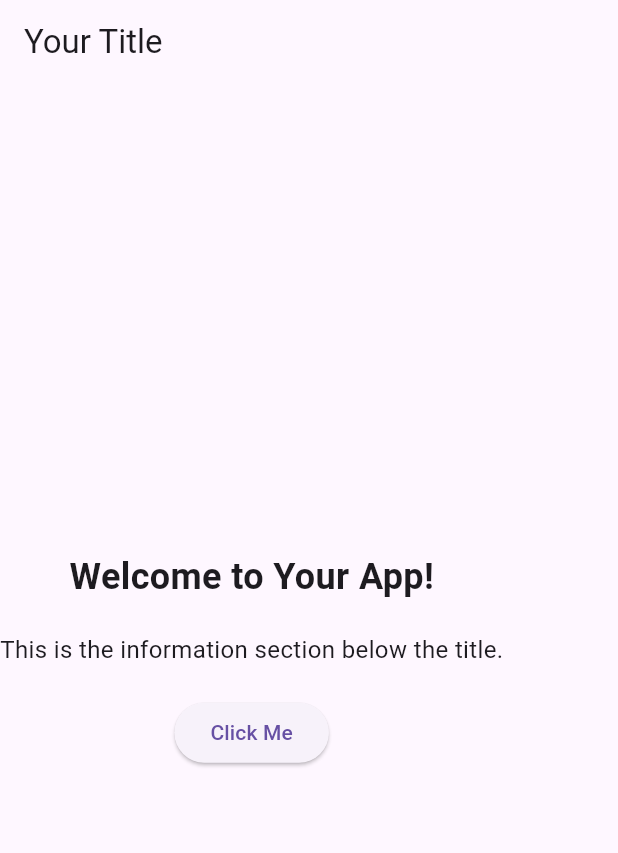
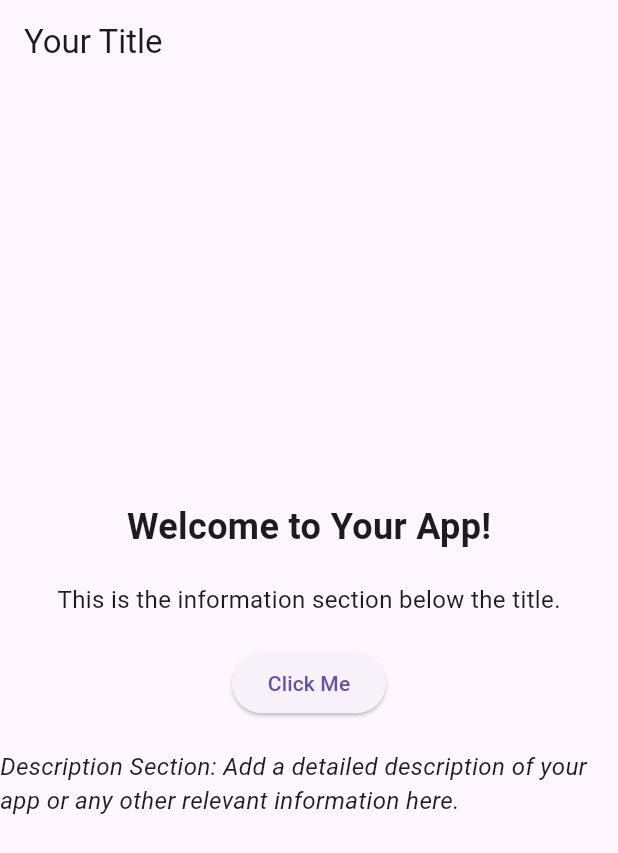
Before and after one commit to Thiruvarasu-Datasirpi/flutter, a Flutter app: the screen it shows after launch, on a phone screen of 412 x 824 dp. Shown: the top 853 px of the screen. Run offline on Flutter 3.47's test engine with Material 3 defaults, Android fonts, the phone set to English and light mode, and no system bars.

Commit message:
desc secion done

```diff
--- a/flutter_application_1/lib/main.dart
+++ b/flutter_application_1/lib/main.dart
@@ -42,6 +42,11 @@ class YourBodyWidget extends StatelessWidget {
           },
           child: Text('Click Me'),
         ),
+        SizedBox(height: 20),
+        Text(
+          'Description Section: Add a detailed description of your app or any other relevant information here.',
+          style: TextStyle(fontSize: 16, fontStyle: FontStyle.italic),
+        ),
       ],
     );
   }
```
